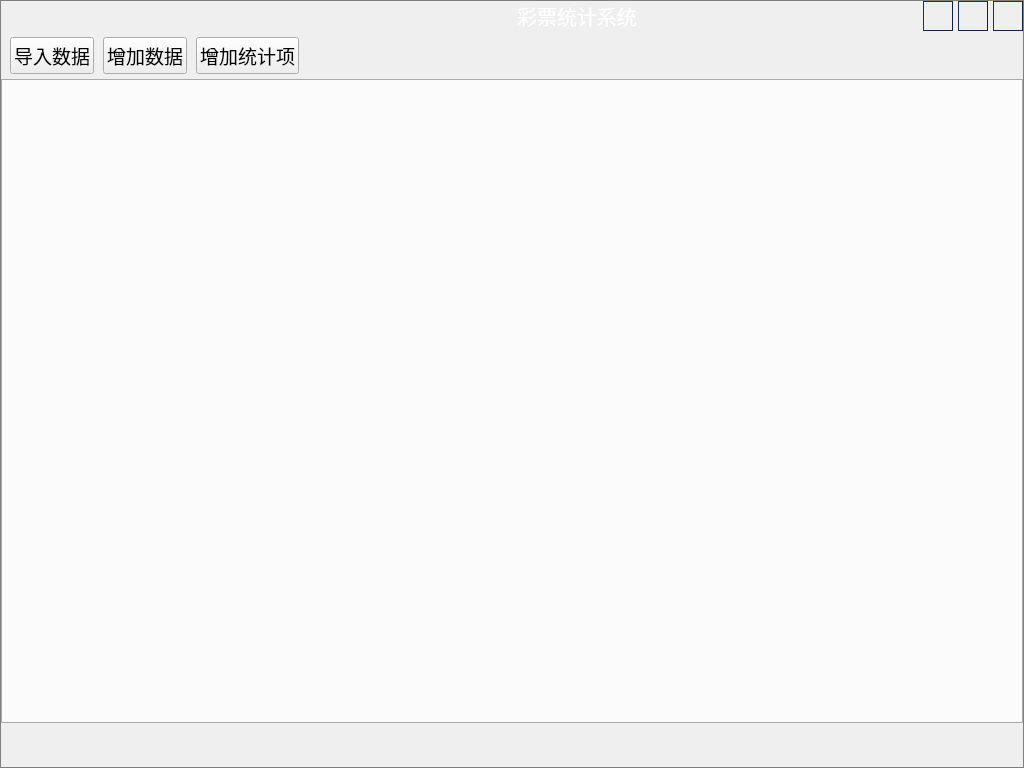
First picture: the form in ViewManage/MainWindow/MMainWindow.ui, repository lxj434368832/LotterySystem, before the edit.
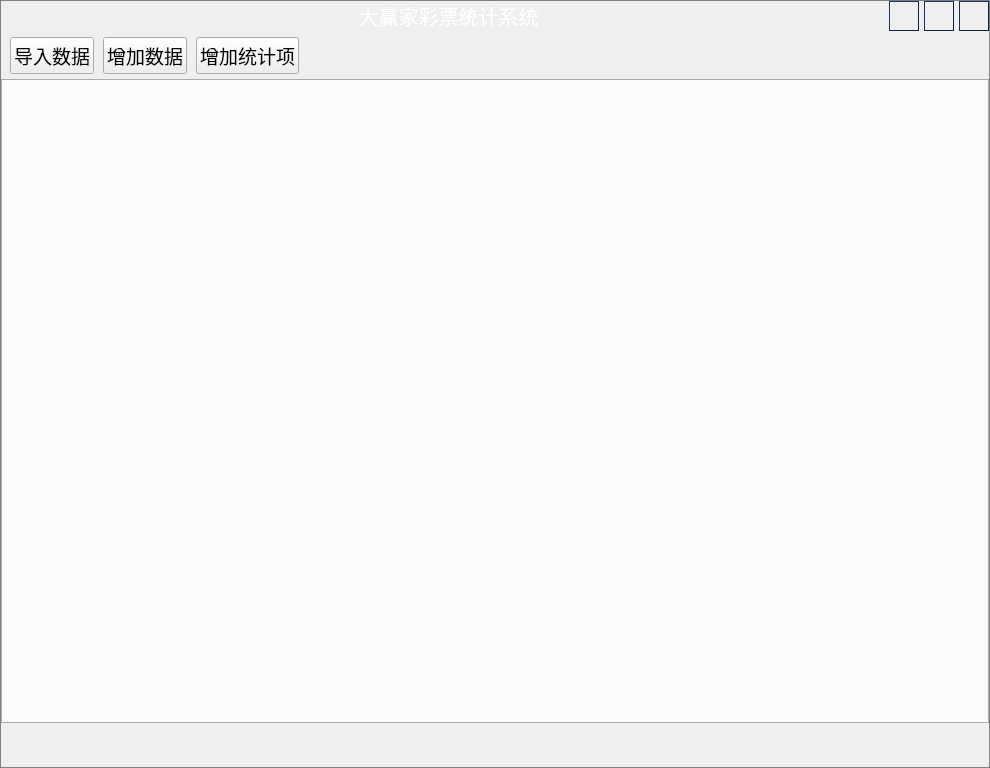
Second picture: the form after the edit. Icons and pictures are not drawn.

```diff
--- a/ViewManage/MainWindow/MMainWindow.ui
+++ b/ViewManage/MainWindow/MMainWindow.ui
@@ -6,7 +6,7 @@
    <rect>
     <x>0</x>
     <y>0</y>
-    <width>1024</width>
+    <width>990</width>
     <height>768</height>
    </rect>
   </property>
@@ -124,12 +124,6 @@
       </property>
       <item>
        <widget class="QLabel" name="lbTitleIcon">
-        <property name="minimumSize">
-         <size>
-          <width>230</width>
-          <height>0</height>
-         </size>
-        </property>
         <property name="text">
          <string/>
         </property>
@@ -144,7 +138,7 @@
          </sizepolicy>
         </property>
         <property name="text">
-         <string>彩票统计系统</string>
+         <string>大赢家彩票统计系统</string>
         </property>
         <property name="alignment">
          <set>Qt::AlignCenter</set>
```
Left out of the diff: 10 changed lines with no effect on the pictures.
